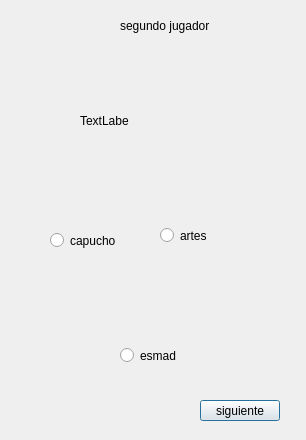
Above: juego_final/selecp2.ui from JuanCarlosMedinaMorales/Juego_final before the change. Below: the same form after it.
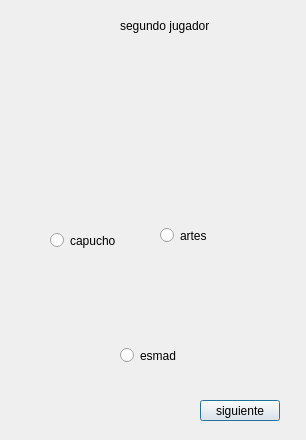
That is the form after the change. Icons and pictures are not drawn.

```diff
--- a/juego_final/selecp2.ui
+++ b/juego_final/selecp2.ui
@@ -55,7 +55,7 @@
     </rect>
    </property>
    <property name="text">
-    <string>TextLabe</string>
+    <string/>
    </property>
   </widget>
   <widget class="QLabel" name="label_2">
@@ -100,6 +100,26 @@
     <string>siguiente</string>
    </property>
   </widget>
+  <widget class="QLabel" name="label_3">
+   <property name="geometry">
+    <rect>
+     <x>0</x>
+     <y>0</y>
+     <width>311</width>
+     <height>441</height>
+    </rect>
+   </property>
+   <property name="text">
+    <string/>
+   </property>
+  </widget>
+  <zorder>label_3</zorder>
+  <zorder>radioButton_5</zorder>
+  <zorder>radioButton_3</zorder>
+  <zorder>label</zorder>
+  <zorder>label_2</zorder>
+  <zorder>radioButton</zorder>
+  <zorder>pushButton</zorder>
  </widget>
  <resources/>
  <connections/>
```
Left out of the diff: 6 changed lines with no effect on the pictures.
